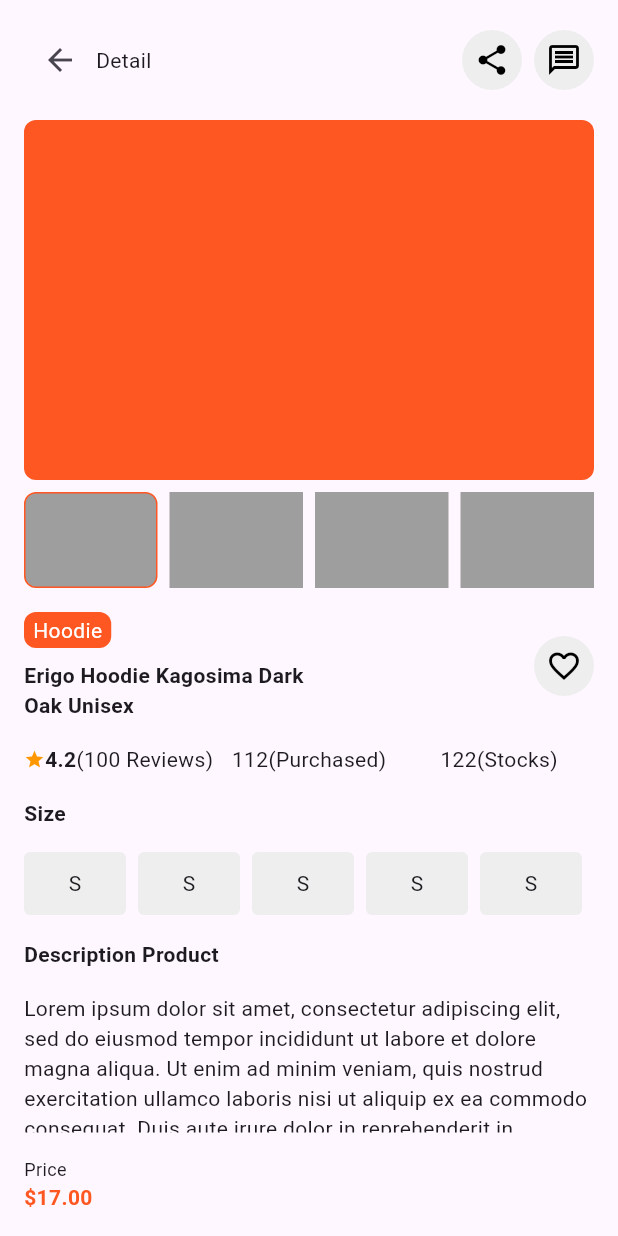
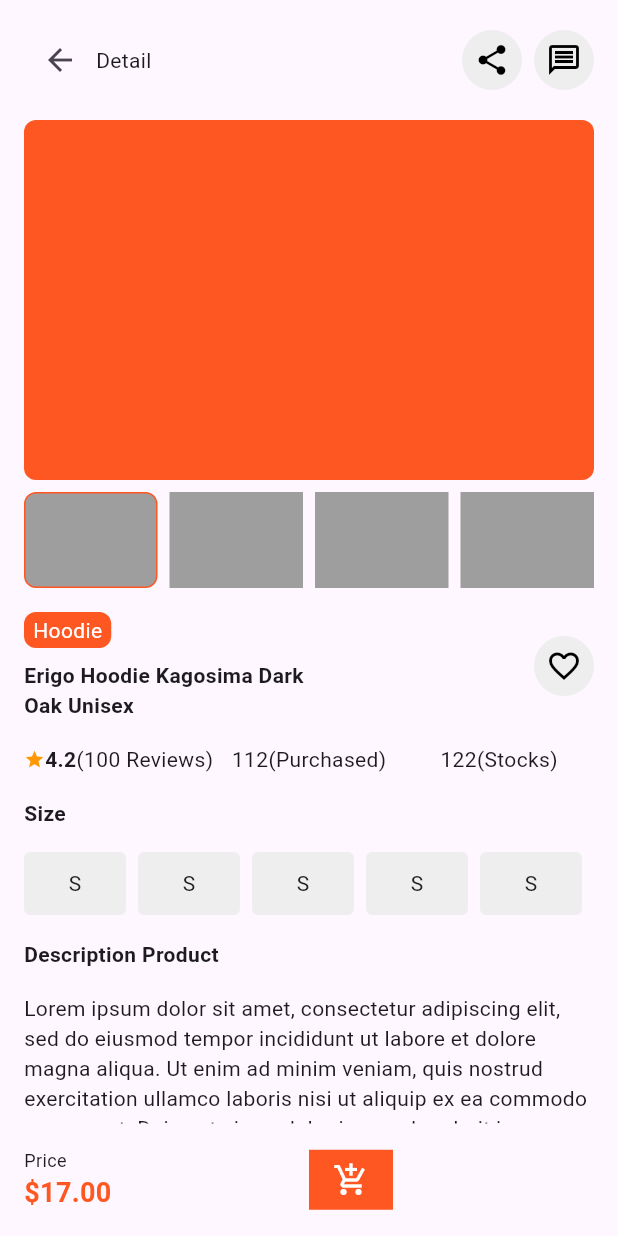
Before and after one commit to JAICHANGPARK/flutter_notebook_chapter_33, a Flutter app: the EcommerceDetailPage screen opened directly, on a phone screen of 412 x 824 dp. Run offline on Flutter 3.47's test engine with Material 2 defaults, Android fonts, the phone set to English and light mode, and no system bars; our stand-ins replace dots_indicator.

Commit message:
Update e_commerce_detail_page.dart

```diff
--- a/lib/ep1655_e_commerce_app/view/e_commerce_detail_page.dart
+++ b/lib/ep1655_e_commerce_app/view/e_commerce_detail_page.dart
@@ -281,10 +281,7 @@ class _EcommerceDetailPageState extends State<EcommerceDetailPage> {
                         ),
                         Text(
                           "\$17.00",
-                          style: TextStyle(
-                            fontWeight: FontWeight.bold,
-                            color: Colors.deepOrange,
-                          ),
+                          style: TextStyle(fontWeight: FontWeight.bold, color: Colors.deepOrange, fontSize: 18),
                         ),
                       ],
                     ),
@@ -293,7 +290,16 @@ class _EcommerceDetailPageState extends State<EcommerceDetailPage> {
                     child: Container(
                       child: Row(
                         children: [
-
+                          Container(
+                            child: Icon(
+                              Icons.add_shopping_cart,
+                              color: Colors.white,
+                            ),
+                            decoration: BoxDecoration(
+                              color: Colors.deepOrange,
+                            ),
+                            padding: EdgeInsets.symmetric(horizontal: 16, vertical: 8),
+                          ),
                         ],
                       ),
                     ),
```
